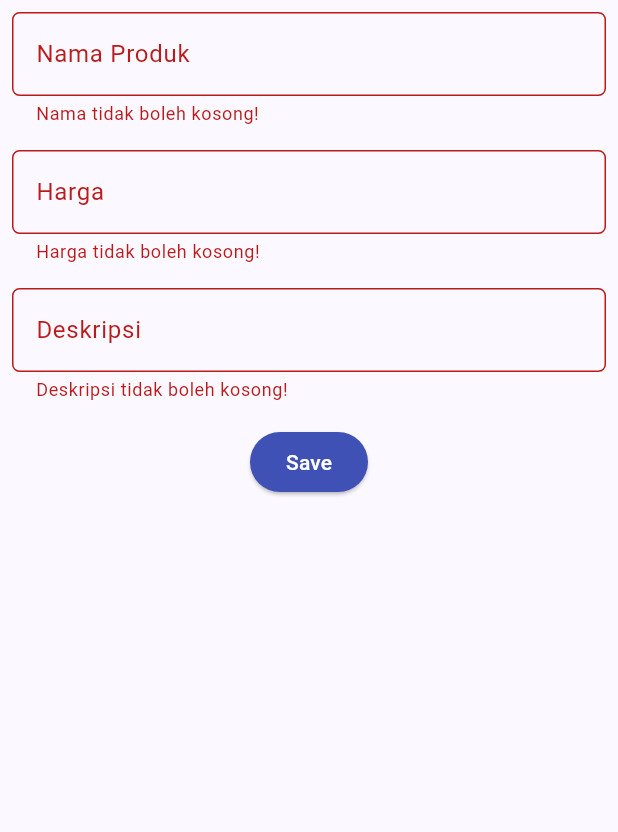
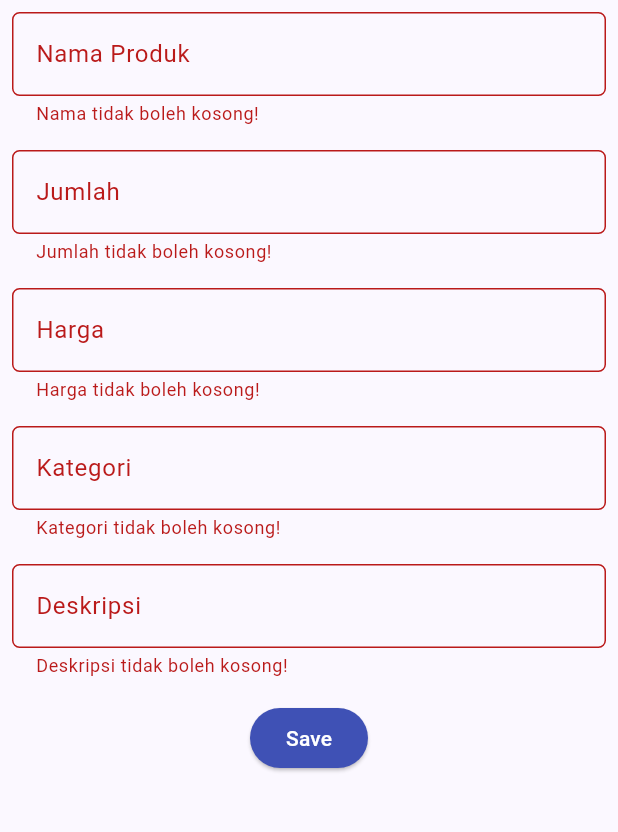
Before and after one commit to bryanjeshua/jeshuamart-flutter, a Flutter app: the ShopFormPage screen opened directly, after a tap on "Save", on a phone screen of 412 x 824 dp, the part 84-916 px from its top. Run offline on Flutter 3.47's test engine with Material 2 defaults, Android fonts, the phone set to English and light mode, and no system bars.

Commit message:
Tugas 8: done

```diff
--- a/jeshuamart/lib/main.dart
+++ b/jeshuamart/lib/main.dart
@@ -1,8 +1,11 @@
 import 'package:flutter/material.dart';
 import 'package:jeshuamart/screens/menu.dart';
+import 'package:jeshuamart/widget/model.dart';
+List<Barang> modelList = [];
+void main() {
 
-void main() {
   runApp(const MyApp());
+
 }
 
 class MyApp extends StatelessWidget {
@@ -18,6 +21,7 @@ class MyApp extends StatelessWidget {
         useMaterial3: true,
       ),
       home: MyHomePage(),
+
     );
   }
 }
--- a/jeshuamart/lib/screens/jeshuamart_form.dart
+++ b/jeshuamart/lib/screens/jeshuamart_form.dart
@@ -1,6 +1,7 @@
 import 'package:flutter/material.dart';
 import 'package:jeshuamart/widget/left_drawer.dart';
-
+import 'package:jeshuamart/widget/model.dart';
+import 'package:jeshuamart/main.dart';
 class ShopFormPage extends StatefulWidget {
   const ShopFormPage({super.key});
 
@@ -10,8 +11,11 @@ class ShopFormPage extends StatefulWidget {
 
 class _ShopFormPageState extends State<ShopFormPage> {
   final _formKey = GlobalKey<FormState>();
-  String _name = "";
+  String _product_name = "";
+  int _productamount = 0;
   int _price = 0;
+  DateTime _date_in = DateTime.now();
+  String _categories = "";
   String _description = "";
   @override
   Widget build(BuildContext context) {
@@ -44,12 +48,38 @@ class _ShopFormPageState extends State<ShopFormPage> {
                   ),
                   onChanged: (String? value) {
                     setState(() {
-                      _name = value!;
+                      _product_name = value!;
                     });
                   },
                   validator: (String? value) {
                     if (value == null || value.isEmpty) {
                       return "Nama tidak boleh kosong!";
+                    }
+                    return null;
+                  },
+                ),
+              ),
+              Padding(
+                padding: const EdgeInsets.all(8.0),
+                child: TextFormField(
+                  decoration: InputDecoration(
+                    hintText: "Jumlah",
+                    labelText: "Jumlah",
+                    border: OutlineInputBorder(
+                      borderRadius: BorderRadius.circular(5.0),
+                    ),
+                  ),
+                  onChanged: (String? value) {
+                    setState(() {
+                      _productamount = int.parse(value!);
+                    });
+                  },
+                  validator: (String? value) {
+                    if (value == null || value.isEmpty) {
+                      return "Jumlah tidak boleh kosong!";
+                    }
+                    if (int.tryParse(value) == null) {
+                      return "Jumlah harus berupa angka!";
                     }
                     return null;
                   },
@@ -76,6 +106,29 @@ class _ShopFormPageState extends State<ShopFormPage> {
                     }
                     if (int.tryParse(value) == null) {
                       return "Harga harus berupa angka!";
+                    }
+                    return null;
+                  },
+                ),
+              ),
+              Padding(
+                padding: const EdgeInsets.all(8.0),
+                child: TextFormField(
+                  decoration: InputDecoration(
+                    hintText: "Kategori",
+                    labelText: "Kategori",
+                    border: OutlineInputBorder(
+                      borderRadius: BorderRadius.circular(5.0),
+                    ),
+                  ),
+                  onChanged: (String? value) {
+                    setState(() {
+                      _categories = value!;
+                    });
+                  },
+                  validator: (String? value) {
+                    if (value == null || value.isEmpty) {
+                      return "Kategori tidak boleh kosong!";
                     }
                     return null;
                   },
@@ -114,6 +167,15 @@ class _ShopFormPageState extends State<ShopFormPage> {
                     ),
                     onPressed: () {
                       if (_formKey.currentState!.validate()) {
+                        Barang newProduct = Barang(
+                          productName: _product_name,
+                          productAmount: _productamount,
+                          price: _price,
+                          dateIn: _date_in,
+                          categories: _categories,
+                          description: _description,
+                        );
+                        modelList.add(newProduct);
                         showDialog(
                           context: context,
                           builder: (context) {
@@ -123,9 +185,12 @@ class _ShopFormPageState extends State<ShopFormPage> {
                                 child: Column(
                                   crossAxisAlignment: CrossAxisAlignment.start,
                                   children: [
-                                    Text('Nama: $_name'),
+                                    Text('Nama: $_product_name'),
+                                    Text('Jumlah: $_productamount'),
                                     Text('Harga: $_price'),
-                                    Text('Deskripsi: $_description'),                                  ],
+                                    Text('Kategori: $_categories'),
+                                    Text('Deskripsi: $_description'),
+                                  ],
                                 ),
                               ),
                               actions: [
@@ -142,7 +207,6 @@ class _ShopFormPageState extends State<ShopFormPage> {
                         );
                         _formKey.currentState!.reset();
                       }
-
                     },
                     child: const Text(
                       "Save",
--- a/jeshuamart/lib/screens/menu.dart
+++ b/jeshuamart/lib/screens/menu.dart
@@ -1,5 +1,6 @@
 import 'package:flutter/material.dart';
 import 'package:jeshuamart/widget/card.dart';
+import 'package:jeshuamart/widget/left_drawer.dart';
 class MyHomePage extends StatelessWidget {
   MyHomePage({Key? key}) : super(key: key);
   final List<ShopItem> items = [
@@ -17,6 +18,7 @@ class MyHomePage extends StatelessWidget {
         ),
         backgroundColor: Colors.indigo,
       ),
+      drawer: const LeftDrawer(),
       body: SingleChildScrollView(
         // Widget wrapper yang dapat discroll
         child: Padding(
--- a/jeshuamart/lib/widget/left_drawer.dart
+++ b/jeshuamart/lib/widget/left_drawer.dart
@@ -1,4 +1,5 @@
 import 'package:flutter/material.dart';
+import 'package:jeshuamart/screens/lihatitem.dart';
 import 'package:jeshuamart/screens/menu.dart';
 import 'package:jeshuamart/screens/jeshuamart_form.dart';
 
@@ -62,6 +63,18 @@ class LeftDrawer extends StatelessWidget {
                   ));
             },
           ),
+          ListTile(
+            leading: const Icon(Icons.checklist),
+            title: const Text('Lihat Semua Produk'),
+            // Bagian redirection ke ShopFormPage
+            onTap: () {
+              Navigator.push(
+                  context,
+                  MaterialPageRoute(
+                    builder: (context) => const LihatItem(),
+                  ));
+            },
+          ),
         ],
       ),
     );
--- /dev/null
+++ b/jeshuamart/lib/widget/model.dart
@@ -0,0 +1,16 @@
+class Barang {
+  String productName;
+  int productAmount;
+  int price;
+  DateTime dateIn;
+  String categories;
+  String description;
+  Barang({
+    required this.productName,
+    required this.productAmount,
+    required this.price,
+    required this.dateIn,
+    required this.categories,
+    required this.description,
+  });
+}
```
Also changed, not shown: jeshuamart/lib/screens/lihatitem.dart (added, +47 -0 lines), jeshuamart/lib/widget/card.dart (+10 -1 lines).
